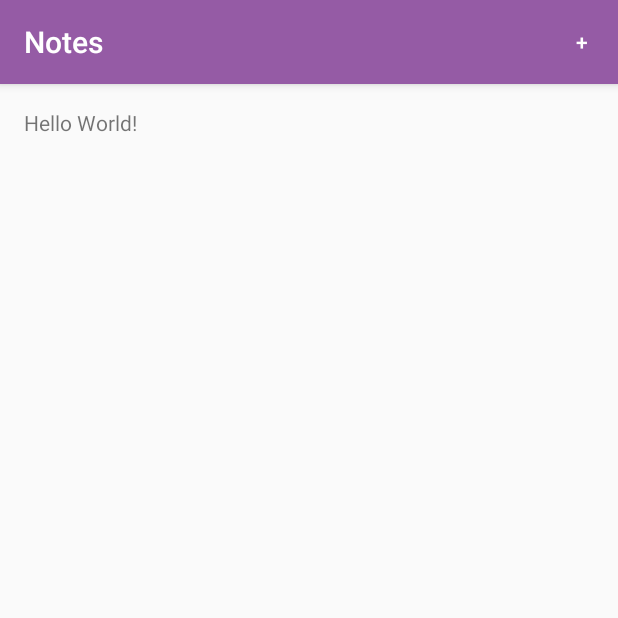
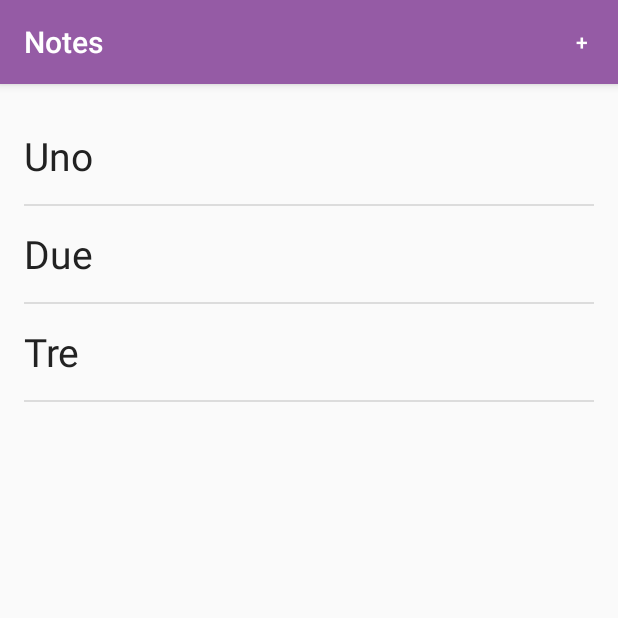
Before and after one commit to aziflaj/AndroidCourse, an Android app: the screen it shows after launch (MainActivity), on a phone screen of 412 x 824 dp, the top half of it. Run offline under Robolectric (Android 15) with nearby library versions, the phone set to English and light mode, and no system bars.

Commit message:
long click on list view

```diff
--- a/Notes/app/src/main/java/com/aziflaj/notes/MainActivity.java
+++ b/Notes/app/src/main/java/com/aziflaj/notes/MainActivity.java
@@ -1,16 +1,68 @@
 package com.aziflaj.notes;
 
+import android.app.AlertDialog;
+import android.content.DialogInterface;
+import android.content.SharedPreferences;
+import android.os.Bundle;
+import android.preference.PreferenceManager;
 import android.support.v7.app.AppCompatActivity;
-import android.os.Bundle;
+import android.util.Log;
 import android.view.Menu;
 import android.view.MenuItem;
+import android.view.View;
+import android.widget.AdapterView;
+import android.widget.ArrayAdapter;
+import android.widget.ListView;
+
+import java.util.ArrayList;
 
 public class MainActivity extends AppCompatActivity {
+
+    SharedPreferences manager;
+    ArrayList<String> notesList;
+    ArrayAdapter<String> notesAdapter;
 
     @Override
     protected void onCreate(Bundle savedInstanceState) {
         super.onCreate(savedInstanceState);
         setContentView(R.layout.activity_main);
+
+        manager = PreferenceManager.getDefaultSharedPreferences(this);
+
+        ListView notesListView = (ListView) findViewById(R.id.list_view);
+        notesList = new ArrayList<>();
+        notesList.add("Uno");
+        notesList.add("Due");
+        notesList.add("Tre");
+
+        notesAdapter = new ArrayAdapter<>(
+                this,
+                R.layout.list_item,
+                notesList);
+
+        notesListView.setAdapter(notesAdapter);
+
+        notesListView.setOnItemLongClickListener(new AdapterView.OnItemLongClickListener() {
+            @Override
+            public boolean onItemLongClick(AdapterView<?> parent, View view, int position, long id) {
+                final int index = position;
+                new AlertDialog.Builder(MainActivity.this)
+                        .setIcon(android.R.drawable.ic_dialog_alert)
+                        .setTitle("Do you want to delete this note?")
+                        .setMessage("This can not be undone")
+                        .setPositiveButton("Delete", new DialogInterface.OnClickListener() {
+                            @Override
+                            public void onClick(DialogInterface dialog, int which) {
+                                Log.d("Notes", "Delete " + notesList.get(index));
+                            }
+                        })
+                        .setNegativeButton("Cancel", null)
+                        .show();
+
+                return true;
+            }
+        });
+
     }
 
     @Override
--- a/Notes/app/src/main/res/layout/activity_main.xml
+++ b/Notes/app/src/main/res/layout/activity_main.xml
@@ -10,8 +10,8 @@
     android:paddingTop="@dimen/activity_vertical_margin"
     tools:context="com.aziflaj.notes.MainActivity">
 
-    <TextView
-        android:layout_width="wrap_content"
-        android:layout_height="wrap_content"
-        android:text="Hello World!"/>
+    <ListView
+        android:id="@+id/list_view"
+        android:layout_width="match_parent"
+        android:layout_height="match_parent"/>
 </RelativeLayout>
--- /dev/null
+++ b/Notes/app/src/main/res/layout/list_item.xml
@@ -0,0 +1,11 @@
+<?xml version="1.0" encoding="utf-8"?>
+<TextView xmlns:android="http://schemas.android.com/apk/res/android"
+          android:layout_width="match_parent"
+          android:layout_height="wrap_content"
+          android:gravity="center_vertical"
+          android:longClickable="true"
+          android:minHeight="?android:listPreferredItemHeight"
+          android:textColor="#222"
+          android:textSize="26sp">
+
+</TextView>
```
